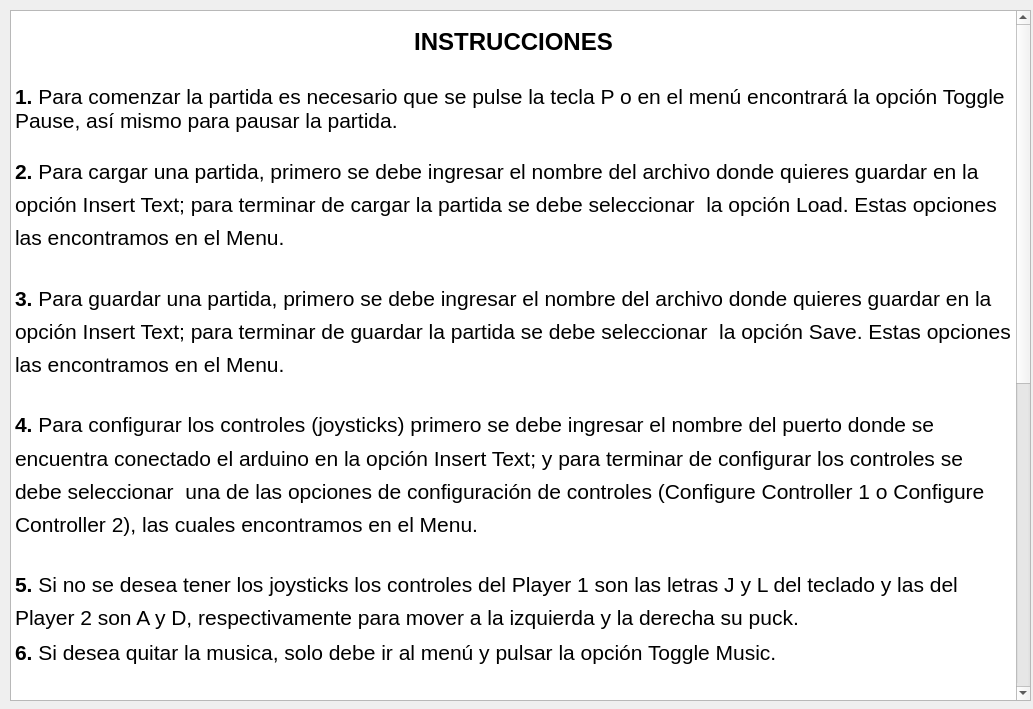
First picture: the form in game/help.ui, repository yjmantilla/hockey, before the edit.
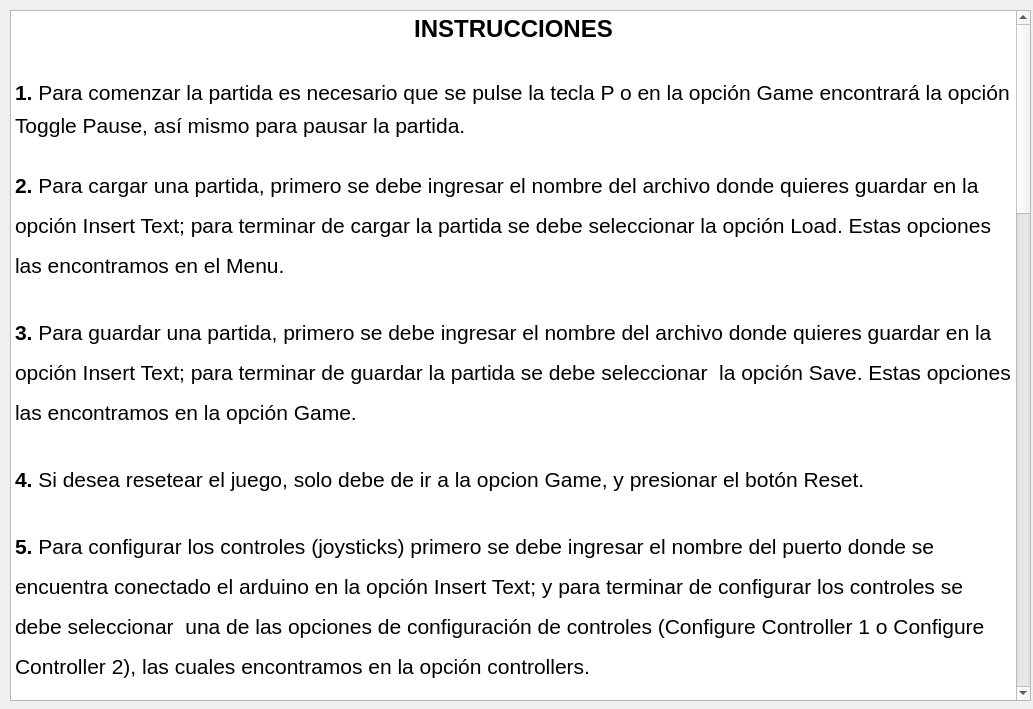
Second picture: the form after the edit.

What changed in the file:
```diff
--- a/game/help.ui
+++ b/game/help.ui
@@ -27,33 +27,48 @@
 &lt;html&gt;&lt;head&gt;&lt;meta name=&quot;qrichtext&quot; content=&quot;1&quot; /&gt;&lt;style type=&quot;text/css&quot;&gt;
 p, li { white-space: pre-wrap; }
 &lt;/style&gt;&lt;/head&gt;&lt;body style=&quot; font-family:'MS Shell Dlg 2'; font-size:7.8pt; font-weight:400; font-style:normal;&quot;&gt;
-&lt;p align=&quot;center&quot; style=&quot;-qt-paragraph-type:empty; margin-top:0px; margin-bottom:0px; margin-left:0px; margin-right:0px; -qt-block-indent:0; text-indent:0px;&quot;&gt;&lt;br /&gt;&lt;/p&gt;
-&lt;p align=&quot;center&quot; style=&quot; margin-top:0px; margin-bottom:0px; margin-left:0px; margin-right:0px; -qt-block-indent:0; text-indent:0px;&quot;&gt;&lt;span style=&quot; font-size:18pt; font-weight:600;&quot;&gt;INSTRUCCIONES&lt;/span&gt;&lt;/p&gt;
-&lt;p align=&quot;center&quot; style=&quot;-qt-paragraph-type:empty; margin-top:0px; margin-bottom:0px; margin-left:0px; margin-right:0px; -qt-block-indent:0; text-indent:0px; font-size:18pt; font-weight:600;&quot;&gt;&lt;br /&gt;&lt;/p&gt;
-&lt;p style=&quot; margin-top:0px; margin-bottom:0px; margin-left:0px; margin-right:0px; -qt-block-indent:0; text-indent:0px;&quot;&gt;&lt;a name=&quot;docs-internal-guid-e3f24663-d23a-7b04-bf77-b31a097367ed&quot;&gt;&lt;/a&gt;&lt;span style=&quot; font-family:'Arial'; font-size:16pt; font-weight:696; color:#000000; background-color:transparent;&quot;&gt;1&lt;/span&gt;&lt;span style=&quot; font-family:'Arial'; font-size:16pt; font-weight:696; color:#000000; background-color:transparent;&quot;&gt;.&lt;/span&gt;&lt;span style=&quot; font-family:'Arial'; font-size:16pt; color:#000000; background-color:transparent;&quot;&gt; Para comenzar la partida es necesario que se pulse la tecla P o en el menú encontrará la opción Toggle Pause, así mismo para pausar la partida. &lt;/span&gt;&lt;/p&gt;
+&lt;p align=&quot;center&quot; style=&quot; margin-top:0px; margin-bottom:0px; margin-left:0px; margin-right:0px; -qt-block-indent:0; text-indent:0px; line-height:138%;&quot;&gt;&lt;a name=&quot;docs-internal-guid-6a55c361-f065-b63a-84d3-4d30ca595436&quot;&gt;&lt;/a&gt;&lt;span style=&quot; font-family:'Arial'; font-size:18pt; font-weight:600; color:#000000; background-color:transparent;&quot;&gt;I&lt;/span&gt;&lt;span style=&quot; font-family:'Arial'; font-size:18pt; font-weight:600; color:#000000; background-color:transparent;&quot;&gt;NSTRUCCIONES&lt;/span&gt;&lt;/p&gt;
+&lt;p style=&quot; margin-top:0px; margin-bottom:0px; margin-left:0px; margin-right:0px; -qt-block-indent:0; text-indent:0px;&quot;&gt;&lt;span style=&quot; font-size:8pt; font-weight:600;&quot;&gt;&lt;br /&gt;&lt;/span&gt;&lt;/p&gt;
+&lt;p style=&quot; margin-top:0px; margin-bottom:0px; margin-left:0px; margin-right:0px; -qt-block-indent:0; text-indent:0px; line-height:138%;&quot;&gt;&lt;span style=&quot; font-family:'Arial'; font-size:16pt; font-weight:600; color:#000000; background-color:transparent;&quot;&gt;1.&lt;/span&gt;&lt;span style=&quot; font-family:'Arial'; font-size:16pt; color:#000000; background-color:transparent;&quot;&gt; Para comenzar la partida es necesario que se pulse la tecla P o en la opción Game encontrará la opción Toggle Pause, así mismo para pausar la partida.&lt;/span&gt;&lt;/p&gt;
 &lt;p style=&quot; margin-top:0px; margin-bottom:0px; margin-left:0px; margin-right:0px; -qt-block-indent:0; text-indent:0px;&quot;&gt;&lt;span style=&quot; font-size:8pt;&quot;&gt;&lt;br /&gt;&lt;/span&gt;&lt;/p&gt;
-&lt;p style=&quot; margin-top:0px; margin-bottom:0px; margin-left:0px; margin-right:0px; -qt-block-indent:0; text-indent:0px; line-height:138%;&quot;&gt;&lt;span style=&quot; font-family:'Arial'; font-size:16pt; font-weight:696; color:#000000; background-color:transparent;&quot;&gt;2.&lt;/span&gt;&lt;span style=&quot; font-family:'Arial'; font-size:16pt; color:#000000; background-color:transparent;&quot;&gt; Para cargar una partida, primero se debe ingresar el nombre del archivo donde quieres guardar en la opción Insert Text; para terminar de cargar la partida se debe seleccionar  la opción Load. Estas opciones las encontramos en el Menu.&lt;/span&gt;&lt;/p&gt;
+&lt;p style=&quot; margin-top:0px; margin-bottom:0px; margin-left:0px; margin-right:0px; -qt-block-indent:0; text-indent:0px; line-height:165.6%;&quot;&gt;&lt;span style=&quot; font-family:'Arial'; font-size:16pt; font-weight:600; color:#000000; background-color:transparent;&quot;&gt;2.&lt;/span&gt;&lt;span style=&quot; font-family:'Arial'; font-size:16pt; color:#000000; background-color:transparent;&quot;&gt; Para cargar una partida, primero se debe ingresar el nombre del archivo donde quieres guardar en la opción Insert Text; para terminar de cargar la partida se debe seleccionar la opción Load. Estas opciones las encontramos en el Menu.&lt;/span&gt;&lt;/p&gt;
 &lt;p style=&quot; margin-top:0px; margin-bottom:0px; margin-left:0px; margin-right:0px; -qt-block-indent:0; text-indent:0px;&quot;&gt;&lt;span style=&quot; font-size:8pt;&quot;&gt;&lt;br /&gt;&lt;/span&gt;&lt;/p&gt;
-&lt;p style=&quot; margin-top:0px; margin-bottom:0px; margin-left:0px; margin-right:0px; -qt-block-indent:0; text-indent:0px; line-height:138%;&quot;&gt;&lt;span style=&quot; font-family:'Arial'; font-size:16pt; font-weight:696; color:#000000; background-color:transparent;&quot;&gt;3.&lt;/span&gt;&lt;span style=&quot; font-family:'Arial'; font-size:16pt; color:#000000; background-color:transparent;&quot;&gt; Para guardar una partida, primero se debe ingresar el nombre del archivo donde quieres guardar en la opción Insert Text; para terminar de guardar la partida se debe seleccionar  la opción Save. Estas opciones las encontramos en el Menu.&lt;/span&gt;&lt;/p&gt;
+&lt;p style=&quot; margin-top:0px; margin-bottom:0px; margin-left:0px; margin-right:0px; -qt-block-indent:0; text-indent:0px; line-height:165.6%;&quot;&gt;&lt;span style=&quot; font-family:'Arial'; font-size:16pt; font-weight:600; color:#000000; background-color:transparent;&quot;&gt;3.&lt;/span&gt;&lt;span style=&quot; font-family:'Arial'; font-size:16pt; color:#000000; background-color:transparent;&quot;&gt; Para guardar una partida, primero se debe ingresar el nombre del archivo donde quieres guardar en la opción Insert Text; para terminar de guardar la partida se debe seleccionar  la opción Save. Estas opciones las encontramos en la opción Game.&lt;/span&gt;&lt;/p&gt;
 &lt;p style=&quot; margin-top:0px; margin-bottom:0px; margin-left:0px; margin-right:0px; -qt-block-indent:0; text-indent:0px;&quot;&gt;&lt;span style=&quot; font-size:8pt;&quot;&gt;&lt;br /&gt;&lt;/span&gt;&lt;/p&gt;
-&lt;p style=&quot; margin-top:0px; margin-bottom:0px; margin-left:0px; margin-right:0px; -qt-block-indent:0; text-indent:0px; line-height:138%;&quot;&gt;&lt;span style=&quot; font-family:'Arial'; font-size:16pt; font-weight:696; color:#000000; background-color:transparent;&quot;&gt;4.&lt;/span&gt;&lt;span style=&quot; font-family:'Arial'; font-size:16pt; color:#000000; background-color:transparent;&quot;&gt; Para configurar los controles (joysticks) primero se debe ingresar el nombre del puerto donde se encuentra conectado el arduino en la opción Insert Text; y para terminar de configurar los controles se debe seleccionar  una de las opciones de configuración de controles (Configure Controller 1 o Configure Controller 2), las cuales encontramos en el Menu.&lt;/span&gt;&lt;/p&gt;
+&lt;p style=&quot; margin-top:0px; margin-bottom:0px; margin-left:0px; margin-right:0px; -qt-block-indent:0; text-indent:0px; line-height:165.6%;&quot;&gt;&lt;span style=&quot; font-family:'Arial'; font-size:16pt; font-weight:600; color:#000000; background-color:transparent;&quot;&gt;4.&lt;/span&gt;&lt;span style=&quot; font-family:'Arial'; font-size:16pt; color:#000000; background-color:transparent;&quot;&gt; Si desea resetear el juego, solo debe de ir a la opcion Game, y presionar el botón Reset.&lt;/span&gt;&lt;/p&gt;
 &lt;p style=&quot; margin-top:0px; margin-bottom:0px; margin-left:0px; margin-right:0px; -qt-block-indent:0; text-indent:0px;&quot;&gt;&lt;span style=&quot; font-size:8pt;&quot;&gt;&lt;br /&gt;&lt;/span&gt;&lt;/p&gt;
-&lt;p style=&quot; margin-top:0px; margin-bottom:0px; margin-left:0px; margin-right:0px; -qt-block-indent:0; text-indent:0px; line-height:138%;&quot;&gt;&lt;span style=&quot; font-family:'Arial'; font-size:16pt; font-weight:696; color:#000000; background-color:transparent;&quot;&gt;5.&lt;/span&gt;&lt;span style=&quot; font-family:'Arial'; font-size:16pt; color:#000000; background-color:transparent;&quot;&gt; Si no se desea tener los joysticks los controles del Player 1 son las letras J y L del teclado y las del Player 2 son A y D, respectivamente para mover a la izquierda y la derecha su puck.&lt;/span&gt;&lt;/p&gt;
-&lt;p style=&quot; margin-top:0px; margin-bottom:0px; margin-left:0px; margin-right:0px; -qt-block-indent:0; text-indent:0px; line-height:138%;&quot;&gt;&lt;a name=&quot;docs-internal-guid-39a86e98-d23c-05b6-faf2-73949d1c4c41&quot;&gt;&lt;/a&gt;&lt;span style=&quot; font-family:'Arial'; font-size:16pt; font-weight:696; color:#000000; background-color:transparent;&quot;&gt;6&lt;/span&gt;&lt;span style=&quot; font-family:'Arial'; font-size:16pt; font-weight:696; color:#000000; background-color:transparent;&quot;&gt;.&lt;/span&gt;&lt;span style=&quot; font-family:'Arial'; font-size:16pt; color:#000000; background-color:transparent;&quot;&gt; Si desea quitar la musica, solo debe ir al menú y pulsar la opción Toggle Music.&lt;/span&gt;&lt;/p&gt;
+&lt;p style=&quot; margin-top:0px; margin-bottom:0px; margin-left:0px; margin-right:0px; -qt-block-indent:0; text-indent:0px; line-height:165.6%;&quot;&gt;&lt;span style=&quot; font-family:'Arial'; font-size:16pt; font-weight:600; color:#000000; background-color:transparent;&quot;&gt;5.&lt;/span&gt;&lt;span style=&quot; font-family:'Arial'; font-size:16pt; color:#000000; background-color:transparent;&quot;&gt; Para configurar los controles (joysticks) primero se debe ingresar el nombre del puerto donde se encuentra conectado el arduino en la opción Insert Text; y para terminar de configurar los controles se debe seleccionar  una de las opciones de configuración de controles (Configure Controller 1 o Configure Controller 2), las cuales encontramos en la opción controllers.&lt;/span&gt;&lt;/p&gt;
 &lt;p style=&quot; margin-top:0px; margin-bottom:0px; margin-left:0px; margin-right:0px; -qt-block-indent:0; text-indent:0px;&quot;&gt;&lt;span style=&quot; font-size:8pt;&quot;&gt;&lt;br /&gt;&lt;/span&gt;&lt;/p&gt;
-&lt;p style=&quot; margin-top:0px; margin-bottom:0px; margin-left:0px; margin-right:0px; -qt-block-indent:0; text-indent:0px;&quot;&gt;&lt;span style=&quot; font-size:8pt;&quot;&gt;&lt;br /&gt;------------------------------------------------------------------------------------------------------------------------------------------------------------------------------------------------------&lt;/span&gt;&lt;/p&gt;
-&lt;p align=&quot;center&quot; style=&quot; margin-top:0px; margin-bottom:0px; margin-left:0px; margin-right:0px; -qt-block-indent:0; text-indent:0px;&quot;&gt;&lt;span style=&quot; font-size:18pt; font-weight:600;&quot;&gt;INSTRUCTIONS&lt;/span&gt;&lt;/p&gt;
-&lt;p align=&quot;center&quot; style=&quot;-qt-paragraph-type:empty; margin-top:0px; margin-bottom:0px; margin-left:0px; margin-right:0px; -qt-block-indent:0; text-indent:0px; font-size:18pt; font-weight:600;&quot;&gt;&lt;br /&gt;&lt;/p&gt;
-&lt;p style=&quot; margin-top:0px; margin-bottom:0px; margin-left:0px; margin-right:0px; -qt-block-indent:0; text-indent:0px; line-height:138%;&quot;&gt;&lt;a name=&quot;docs-internal-guid-8c4cb13c-d239-79fd-c895-22d75acddd85&quot;&gt;&lt;/a&gt;&lt;span style=&quot; font-family:'Arial'; font-size:16pt; font-weight:696; color:#000000; background-color:transparent;&quot;&gt;1&lt;/span&gt;&lt;span style=&quot; font-family:'Arial'; font-size:16pt; font-weight:696; color:#000000; background-color:transparent;&quot;&gt;. &lt;/span&gt;&lt;span style=&quot; font-family:'Arial'; font-size:16pt; color:#000000; background-color:transparent;&quot;&gt;To start the game it is necessary to press the P key or in the menu you will find the Toggle Pause option, also to pause the game.&lt;/span&gt;&lt;/p&gt;
+&lt;p style=&quot; margin-top:0px; margin-bottom:0px; margin-left:0px; margin-right:0px; -qt-block-indent:0; text-indent:0px; line-height:165.6%;&quot;&gt;&lt;span style=&quot; font-family:'Arial'; font-size:16pt; font-weight:600; color:#000000; background-color:transparent;&quot;&gt;6.&lt;/span&gt;&lt;span style=&quot; font-family:'Arial'; font-size:16pt; color:#000000; background-color:transparent;&quot;&gt; Si no se desea tener los joysticks los controles del Player 1 son las letras J y L del teclado y las del Player 2 son A y D, respectivamente para mover a la izquierda y la derecha su puck.&lt;/span&gt;&lt;/p&gt;
+&lt;p style=&quot; margin-top:0px; margin-bottom:0px; margin-left:0px; margin-right:0px; -qt-block-indent:0; text-indent:0px; line-height:165.6%;&quot;&gt;&lt;span style=&quot; font-family:'Arial'; font-size:16pt; font-weight:600; color:#000000; background-color:transparent;&quot;&gt;7.&lt;/span&gt;&lt;span style=&quot; font-family:'Arial'; font-size:16pt; color:#000000; background-color:transparent;&quot;&gt; Para configurar los bots, si el usuario está en single player y quiere jugar con otra persona solo debe ir a la opción Bots y presionar Toggle bot 2, y asi podra jugar con otra persona (pausando el bot 2 y habilitando los controles del player #2), también se puede iniciar el bot 1 y que la máquina juegue contra ella misma, para configurar el nivel del bot se debe de ingresar el nivel que se desea(De 0 a 2, siendo 1 el normal y 0 el mas dificil)  en la opción Insert Text, y luego presionar el botón  Change Bot (1 o 2) Level, según sea deseado.&lt;/span&gt;&lt;/p&gt;
 &lt;p style=&quot; margin-top:0px; margin-bottom:0px; margin-left:0px; margin-right:0px; -qt-block-indent:0; text-indent:0px;&quot;&gt;&lt;span style=&quot; font-size:8pt;&quot;&gt;&lt;br /&gt;&lt;/span&gt;&lt;/p&gt;
-&lt;p style=&quot; margin-top:0px; margin-bottom:0px; margin-left:0px; margin-right:0px; -qt-block-indent:0; text-indent:0px; line-height:138%;&quot;&gt;&lt;span style=&quot; font-family:'Arial'; font-size:16pt; font-weight:696; color:#000000; background-color:transparent;&quot;&gt;2. &lt;/span&gt;&lt;span style=&quot; font-family:'Arial'; font-size:16pt; color:#000000; background-color:transparent;&quot;&gt;To load a game, you must first enter the name of the file where you want to save in the Insert Text option; to finish loading the game, the Load option must be selected. These options are found in the Menu.&lt;/span&gt;&lt;/p&gt;
+&lt;p style=&quot; margin-top:0px; margin-bottom:0px; margin-left:0px; margin-right:0px; -qt-block-indent:0; text-indent:0px; line-height:165.6%;&quot;&gt;&lt;span style=&quot; font-family:'Arial'; font-size:16pt; font-weight:600; color:#000000; background-color:transparent;&quot;&gt;8.&lt;/span&gt;&lt;span style=&quot; font-family:'Arial'; font-size:16pt; color:#000000; background-color:transparent;&quot;&gt; Si desea pausar la música, solo debe ir a la opción Music y pulsar la opción Toggle Music, así mismo para reanudarla, si desea cambiarla, debe de presionar la opción Next Song o Shuffle(en caso de que quiera que se reproduzca una canción aleatoria ).&lt;/span&gt;&lt;/p&gt;
 &lt;p style=&quot; margin-top:0px; margin-bottom:0px; margin-left:0px; margin-right:0px; -qt-block-indent:0; text-indent:0px;&quot;&gt;&lt;span style=&quot; font-size:8pt;&quot;&gt;&lt;br /&gt;&lt;/span&gt;&lt;/p&gt;
-&lt;p style=&quot; margin-top:0px; margin-bottom:0px; margin-left:0px; margin-right:0px; -qt-block-indent:0; text-indent:0px; line-height:138%;&quot;&gt;&lt;span style=&quot; font-family:'Arial'; font-size:16pt; font-weight:696; color:#000000; background-color:transparent;&quot;&gt;3.&lt;/span&gt;&lt;span style=&quot; font-family:'Arial'; font-size:16pt; color:#000000; background-color:transparent;&quot;&gt; To save a game, you must first enter the name of the file where you want to save in the Insert Text option; to finish saving the game, select the Save option. These options are found in the Menu.&lt;/span&gt;&lt;/p&gt;
+&lt;p style=&quot; margin-top:0px; margin-bottom:0px; margin-left:0px; margin-right:0px; -qt-block-indent:0; text-indent:0px; line-height:165.6%;&quot;&gt;&lt;span style=&quot; font-family:'Arial'; font-size:16pt; font-weight:600; color:#000000; background-color:transparent;&quot;&gt;9.&lt;/span&gt;&lt;span style=&quot; font-family:'Arial'; font-size:16pt; color:#000000; background-color:transparent;&quot;&gt; Por último si desea salir del juego, debe ingresar al menú y presionar el botón Exit.&lt;/span&gt;&lt;/p&gt;
+&lt;p style=&quot; margin-top:0px; margin-bottom:0px; margin-left:0px; margin-right:0px; -qt-block-indent:0; text-indent:0px;&quot;&gt;&lt;span style=&quot; font-size:8pt;&quot;&gt;&lt;br /&gt;&lt;br /&gt;&lt;/span&gt;&lt;/p&gt;
+&lt;p style=&quot; margin-top:0px; margin-bottom:0px; margin-left:0px; margin-right:0px; -qt-block-indent:0; text-indent:0px; line-height:138%;&quot;&gt;&lt;span style=&quot; font-family:'Arial'; font-size:8pt; color:#000000; background-color:transparent;&quot;&gt;-------------------------------------------------------------------------------------------------------------------------------------------------------------------------------------------------------------------------------------------------------&lt;/span&gt;&lt;/p&gt;
+&lt;p align=&quot;center&quot; style=&quot;-qt-paragraph-type:empty; margin-top:0px; margin-bottom:0px; margin-left:0px; margin-right:0px; -qt-block-indent:0; text-indent:0px; line-height:138%;&quot;&gt;&lt;br /&gt;&lt;/p&gt;
+&lt;p align=&quot;center&quot; style=&quot; margin-top:0px; margin-bottom:0px; margin-left:0px; margin-right:0px; -qt-block-indent:0; text-indent:0px; line-height:138%;&quot;&gt;&lt;span style=&quot; font-family:'Arial'; font-size:18pt; font-weight:600; color:#000000; background-color:transparent;&quot;&gt;INSTRUCTIONS&lt;/span&gt;&lt;/p&gt;
 &lt;p style=&quot; margin-top:0px; margin-bottom:0px; margin-left:0px; margin-right:0px; -qt-block-indent:0; text-indent:0px;&quot;&gt;&lt;span style=&quot; font-size:8pt;&quot;&gt;&lt;br /&gt;&lt;/span&gt;&lt;/p&gt;
-&lt;p style=&quot; margin-top:0px; margin-bottom:0px; margin-left:0px; margin-right:0px; -qt-block-indent:0; text-indent:0px; line-height:138%;&quot;&gt;&lt;span style=&quot; font-family:'Arial'; font-size:16pt; font-weight:696; color:#000000; background-color:transparent;&quot;&gt;4.&lt;/span&gt;&lt;span style=&quot; font-family:'Arial'; font-size:16pt; color:#000000; background-color:transparent;&quot;&gt; To configure the controls (joysticks) you must first enter the name of the port where the arduino is connected in the Insert Text option; and to finish configuring the controls one of the control configuration options must be selected (Configure Controller 1 or Configure Controller 2), which we find in the Menu.&lt;/span&gt;&lt;/p&gt;
-&lt;p style=&quot; margin-top:0px; margin-bottom:0px; margin-left:0px; margin-right:0px; -qt-block-indent:0; text-indent:0px;&quot;&gt;&lt;span style=&quot; font-size:8pt;&quot;&gt;&lt;br /&gt;&lt;/span&gt;&lt;span style=&quot; font-family:'Arial'; font-size:16pt; font-weight:696; color:#000000; background-color:transparent;&quot;&gt;5.&lt;/span&gt;&lt;span style=&quot; font-family:'Arial'; font-size:16pt; color:#000000; background-color:transparent;&quot;&gt; If you do not want to have the joysticks, the controls of Player 1 are the letters J and L on the keyboard and those of Player 2 are A and D, respectively, to move your puck to the left and right.&lt;/span&gt;&lt;/p&gt;
-&lt;p style=&quot;-qt-paragraph-type:empty; margin-top:0px; margin-bottom:0px; margin-left:0px; margin-right:0px; -qt-block-indent:0; text-indent:0px; font-family:'Arial'; font-size:16pt; color:#000000;&quot;&gt;&lt;br /&gt;&lt;/p&gt;
-&lt;p style=&quot; margin-top:0px; margin-bottom:0px; margin-left:0px; margin-right:0px; -qt-block-indent:0; text-indent:0px;&quot;&gt;&lt;a name=&quot;docs-internal-guid-01714aee-d23c-f554-7dfe-7e693af50d1c&quot;&gt;&lt;/a&gt;&lt;span style=&quot; font-family:'Arial'; font-size:16pt; font-weight:696; color:#000000; background-color:transparent;&quot;&gt;6&lt;/span&gt;&lt;span style=&quot; font-family:'Arial'; font-size:16pt; font-weight:696; color:#000000; background-color:transparent;&quot;&gt;.&lt;/span&gt;&lt;span style=&quot; font-family:'Arial'; font-size:16pt; color:#000000; background-color:transparent;&quot;&gt; If you want to remove the music, you just have to go to the menu and press the Toggle Music option.&lt;/span&gt;&lt;/p&gt;&lt;/body&gt;&lt;/html&gt;</string>
+&lt;p style=&quot; margin-top:0px; margin-bottom:0px; margin-left:0px; margin-right:0px; -qt-block-indent:0; text-indent:0px; line-height:138%;&quot;&gt;&lt;span style=&quot; font-family:'Arial'; font-size:16pt; font-weight:600; color:#000000; background-color:transparent;&quot;&gt;1.&lt;/span&gt;&lt;span style=&quot; font-family:'Arial'; font-size:16pt; color:#000000; background-color:transparent;&quot;&gt; To start the game you need to press the P key or in the Game option you will find the Toggle Pause option, also to pause the game.&lt;/span&gt;&lt;/p&gt;
+&lt;p style=&quot; margin-top:0px; margin-bottom:0px; margin-left:0px; margin-right:0px; -qt-block-indent:0; text-indent:0px;&quot;&gt;&lt;span style=&quot; font-size:8pt;&quot;&gt;&lt;br /&gt;&lt;/span&gt;&lt;/p&gt;
+&lt;p style=&quot; margin-top:0px; margin-bottom:0px; margin-left:0px; margin-right:0px; -qt-block-indent:0; text-indent:0px; line-height:138%;&quot;&gt;&lt;span style=&quot; font-family:'Arial'; font-size:16pt; font-weight:600; color:#000000; background-color:transparent;&quot;&gt;2.&lt;/span&gt;&lt;span style=&quot; font-family:'Arial'; font-size:16pt; color:#000000; background-color:transparent;&quot;&gt; To load a game, you must first enter the name of the file where you want to save in the Insert Text option; to finish loading the game, the Load option must be selected. These options are found in the Menu.&lt;/span&gt;&lt;/p&gt;
+&lt;p style=&quot; margin-top:0px; margin-bottom:0px; margin-left:0px; margin-right:0px; -qt-block-indent:0; text-indent:0px;&quot;&gt;&lt;span style=&quot; font-size:8pt;&quot;&gt;&lt;br /&gt;&lt;/span&gt;&lt;/p&gt;
+&lt;p style=&quot; margin-top:0px; margin-bottom:0px; margin-left:0px; margin-right:0px; -qt-block-indent:0; text-indent:0px; line-height:138%;&quot;&gt;&lt;span style=&quot; font-family:'Arial'; font-size:16pt; font-weight:600; color:#000000; background-color:transparent;&quot;&gt;3.&lt;/span&gt;&lt;span style=&quot; font-family:'Arial'; font-size:16pt; color:#000000; background-color:transparent;&quot;&gt; To save a game, you must first enter the name of the file where you want to save in the Insert Text option; to finish saving the game, select the Save option. These options are found in the Game option.&lt;/span&gt;&lt;/p&gt;
+&lt;p style=&quot; margin-top:0px; margin-bottom:0px; margin-left:0px; margin-right:0px; -qt-block-indent:0; text-indent:0px;&quot;&gt;&lt;span style=&quot; font-size:8pt;&quot;&gt;&lt;br /&gt;&lt;/span&gt;&lt;/p&gt;
+&lt;p style=&quot; margin-top:0px; margin-bottom:0px; margin-left:0px; margin-right:0px; -qt-block-indent:0; text-indent:0px; line-height:138%;&quot;&gt;&lt;span style=&quot; font-family:'Arial'; font-size:16pt; font-weight:600; color:#000000; background-color:transparent;&quot;&gt;4.&lt;/span&gt;&lt;span style=&quot; font-family:'Arial'; font-size:16pt; color:#000000; background-color:transparent;&quot;&gt; If you want to reset the game, just go to the Game option, and press the Reset button.&lt;/span&gt;&lt;/p&gt;
+&lt;p style=&quot; margin-top:0px; margin-bottom:0px; margin-left:0px; margin-right:0px; -qt-block-indent:0; text-indent:0px;&quot;&gt;&lt;span style=&quot; font-size:8pt;&quot;&gt;&lt;br /&gt;&lt;/span&gt;&lt;/p&gt;
+&lt;p style=&quot; margin-top:0px; margin-bottom:0px; margin-left:0px; margin-right:0px; -qt-block-indent:0; text-indent:0px; line-height:138%;&quot;&gt;&lt;span style=&quot; font-family:'Arial'; font-size:16pt; font-weight:600; color:#000000; background-color:transparent;&quot;&gt;5.&lt;/span&gt;&lt;span style=&quot; font-family:'Arial'; font-size:16pt; color:#000000; background-color:transparent;&quot;&gt;To configure the controls (joysticks) you must first enter the name of the port where the arduino is connected in the Insert Text option; and to finish configuring the controls one of the control configuration options must be selected (Configure Controller 1 or Configure Controller 2), which we find in the controllers option.&lt;/span&gt;&lt;/p&gt;
+&lt;p style=&quot; margin-top:0px; margin-bottom:0px; margin-left:0px; margin-right:0px; -qt-block-indent:0; text-indent:0px;&quot;&gt;&lt;span style=&quot; font-size:8pt;&quot;&gt;&lt;br /&gt;&lt;/span&gt;&lt;/p&gt;
+&lt;p style=&quot; margin-top:0px; margin-bottom:0px; margin-left:0px; margin-right:0px; -qt-block-indent:0; text-indent:0px; line-height:138%;&quot;&gt;&lt;span style=&quot; font-family:'Arial'; font-size:16pt; font-weight:600; color:#000000; background-color:transparent;&quot;&gt;6. &lt;/span&gt;&lt;span style=&quot; font-family:'Arial'; font-size:16pt; color:#000000; background-color:transparent;&quot;&gt;If you do not want to have the joysticks, the controls of Player 1 are the letters J and L on the keyboard and those of Player 2 are A and D, respectively, to move your puck to the left and right.&lt;/span&gt;&lt;/p&gt;
+&lt;p style=&quot;-qt-paragraph-type:empty; margin-top:0px; margin-bottom:0px; margin-left:0px; margin-right:0px; -qt-block-indent:0; text-indent:0px; line-height:138%; font-family:'Arial'; font-size:16pt; color:#000000;&quot;&gt;&lt;br /&gt;&lt;/p&gt;
+&lt;p style=&quot; margin-top:0px; margin-bottom:0px; margin-left:0px; margin-right:0px; -qt-block-indent:0; text-indent:0px; line-height:138%;&quot;&gt;&lt;a name=&quot;docs-internal-guid-72ed7554-f077-cf4d-405a-fccaaf21c471&quot;&gt;&lt;/a&gt;&lt;span style=&quot; font-family:'Arial'; font-size:16pt; font-weight:600; color:#000000; background-color:transparent;&quot;&gt;7&lt;/span&gt;&lt;span style=&quot; font-family:'Arial'; font-size:16pt; font-weight:600; color:#000000; background-color:transparent;&quot;&gt;.&lt;/span&gt;&lt;span style=&quot; font-family:'Arial'; font-size:16pt; color:#000000; background-color:transparent;&quot;&gt; To configure the bots, if the user is in single player and wants to play with another person, he must go to the Bots option and press Toggle bot 2, and thus he will be able to play with another person (pausing the bot 2 and enabling the controls of the player # 2), you can also start bot 1 and the machine plays against itself, to configure the level of the bot (From 0 to 2, being 1 the normal and 0 the most difficult) you must enter the level you want in the Insert Text option, and then press the Change Bot button ( 1 or 2) Level, as desired.&lt;/span&gt;&lt;/p&gt;
+&lt;p style=&quot;-qt-paragraph-type:empty; margin-top:0px; margin-bottom:0px; margin-left:0px; margin-right:0px; -qt-block-indent:0; text-indent:0px; font-size:8pt;&quot;&gt;&lt;br /&gt;&lt;/p&gt;
+&lt;p style=&quot; margin-top:0px; margin-bottom:0px; margin-left:0px; margin-right:0px; -qt-block-indent:0; text-indent:0px;&quot;&gt;&lt;span style=&quot; font-size:8pt;&quot;&gt;&lt;br /&gt;&lt;/span&gt;&lt;/p&gt;
+&lt;p style=&quot; margin-top:0px; margin-bottom:0px; margin-left:0px; margin-right:0px; -qt-block-indent:0; text-indent:0px; line-height:138%;&quot;&gt;&lt;span style=&quot; font-family:'Arial'; font-size:16pt; font-weight:600; color:#000000; background-color:transparent;&quot;&gt;8. &lt;/span&gt;&lt;span style=&quot; font-family:'Arial'; font-size:16pt; color:#000000; background-color:transparent;&quot;&gt;If you want to pause the music, just go to the Music option and press the Toggle Music option, also to resume it, if you want to change it, you must press the Next Song or Shuffle option (in case you want to play a random song).&lt;/span&gt;&lt;/p&gt;
+&lt;p style=&quot; margin-top:0px; margin-bottom:0px; margin-left:0px; margin-right:0px; -qt-block-indent:0; text-indent:0px;&quot;&gt;&lt;span style=&quot; font-size:8pt;&quot;&gt;&lt;br /&gt;&lt;/span&gt;&lt;/p&gt;
+&lt;p style=&quot; margin-top:0px; margin-bottom:0px; margin-left:0px; margin-right:0px; -qt-block-indent:0; text-indent:0px; line-height:138%;&quot;&gt;&lt;span style=&quot; font-family:'Arial'; font-size:16pt; font-weight:600; color:#000000; background-color:transparent;&quot;&gt;9.&lt;/span&gt;&lt;span style=&quot; font-family:'Arial'; font-size:16pt; color:#000000; background-color:transparent;&quot;&gt; Finally, if you want to exit the game, you must enter the menu and press the Exit button.&lt;/span&gt;&lt;/p&gt;
+&lt;p style=&quot; margin-top:0px; margin-bottom:0px; margin-left:0px; margin-right:0px; -qt-block-indent:0; text-indent:0px;&quot;&gt;&lt;span style=&quot; font-size:8pt;&quot;&gt;&lt;br /&gt;&lt;/span&gt;&lt;/p&gt;&lt;/body&gt;&lt;/html&gt;</string>
    </property>
   </widget>
  </widget>
```
